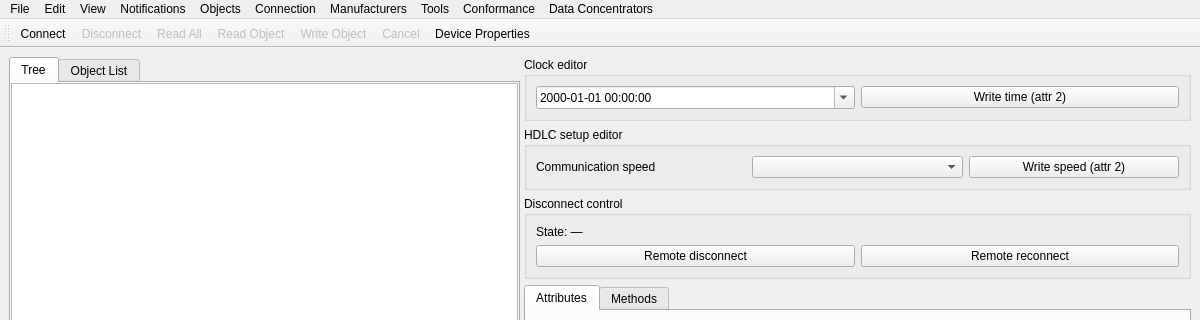
First picture: the form in src/ui/MainWindow.ui, repository dimoniche/GXDLMSDirector, before the edit; both pictures show x 0 to 1200 and y 0 to 320 of the 1200 by 800 pixel window.
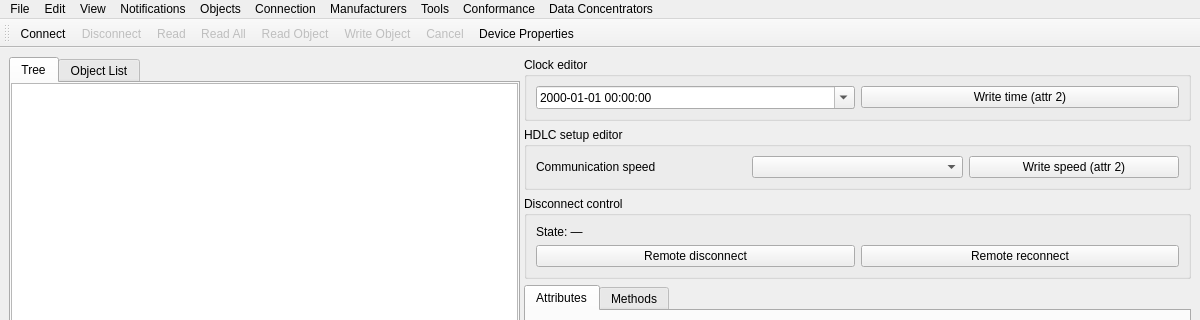
Second picture: the form after the edit.

Commit message: fix: read values

Diff of the .ui file:
```diff
--- a/src/ui/MainWindow.ui
+++ b/src/ui/MainWindow.ui
@@ -435,6 +435,7 @@
    </attribute>
    <addaction name="actionConnect"/>
    <addaction name="actionDisconnect"/>
+   <addaction name="actionRead"/>
    <addaction name="actionReadAll"/>
    <addaction name="actionReadObject"/>
    <addaction name="actionWriteObject"/>
@@ -470,6 +471,20 @@
     <bool>false</bool>
    </property>
   </action>
+  <action name="actionRead">
+   <property name="text">
+    <string>Read</string>
+   </property>
+   <property name="toolTip">
+    <string>Read selected item.</string>
+   </property>
+   <property name="shortcut">
+    <string>Ctrl+R</string>
+   </property>
+   <property name="enabled">
+    <bool>false</bool>
+   </property>
+  </action>
   <action name="actionWriteObject">
    <property name="text">
     <string>Write Object</string>
```
Left out of the diff: 1 changed line with no effect on the pictures. Lines whose indentation alone changed are shown as unchanged. The commit also changes 11 other files.
